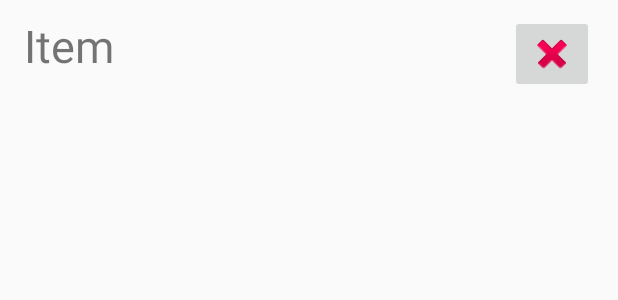
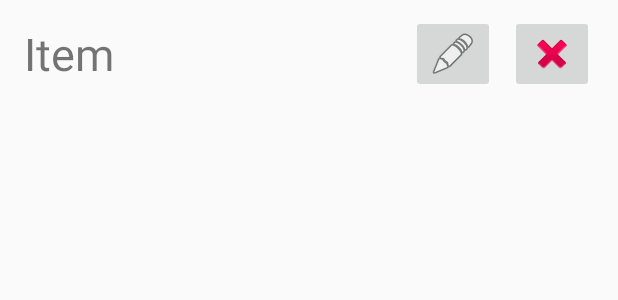
Before and after one commit to chesterc314/raffle-creator, an Android app: the layout list_mobile.xml on its own in the app's theme, with its tools: preview values and no code run, on a phone screen of 412 x 824 dp. Shown: the top 300 px of the screen. Run offline under Robolectric (Android 15) with nearby library versions, the light colour scheme and no system bars.

Commit message:
develop: fixing issues

```diff
--- a/app/src/main/java/co/za/chester/rafflecreator/rafflecreator/domain/Raffle.kt
+++ b/app/src/main/java/co/za/chester/rafflecreator/rafflecreator/domain/Raffle.kt
@@ -21,7 +21,10 @@ data class Raffle(val name: String, private val participants: Set<Participant> =
             val jsonObject = JSONObject(json)
             val name: String = jsonObject.getString("name")
             val id: String = jsonObject.getString("id")
-            return Raffle(name, id = UUID.fromString(id))
+            return Raffle(
+                    name,
+                    id = UUID.fromString(id)
+            )
         }
 
         fun fromObjects(raffles: ArrayList<Raffle>): String {
--- a/app/src/main/res/layout/list_mobile.xml
+++ b/app/src/main/res/layout/list_mobile.xml
@@ -12,6 +12,15 @@
     android:paddingTop="@dimen/row_padding_vertical">
 
     <ImageButton
+        android:id="@+id/imageButtonEditRaffle"
+        android:layout_width="wrap_content"
+        android:layout_height="wrap_content"
+        android:layout_alignParentTop="true"
+        android:layout_toStartOf="@+id/imageButtonRemoveRaffle"
+        android:layout_marginRight="@dimen/row_padding_vertical"
+        app:srcCompat="@android:drawable/ic_menu_edit" />
+
+    <ImageButton
         android:id="@+id/imageButtonRemoveRaffle"
         android:layout_width="wrap_content"
         android:layout_height="wrap_content"
@@ -24,10 +33,9 @@
         android:id="@+id/label"
         android:layout_width="wrap_content"
         android:layout_height="wrap_content"
-        android:layout_alignBottom="@+id/imageButtonRemoveRaffle"
         android:layout_alignParentStart="true"
-        android:layout_alignParentTop="true"
-        android:layout_toStartOf="@+id/imageButtonRemoveRaffle"
+        android:layout_centerVertical="true"
+        android:layout_toStartOf="@+id/imageButtonEditRaffle"
         android:text="Item"
         android:textSize="30sp" />
 
--- a/app/src/main/res/values/strings.xml
+++ b/app/src/main/res/values/strings.xml
@@ -7,4 +7,5 @@
     <string name="raffle_key">co.za.chester.RAFFLE_KEY</string>
     <string name="raffle_name_key">co.za.chester.RAFFLE_NAME_KEY</string>
     <string name="participant_key">co.za.chester.PARTICIPANT_KEY</string>
+    <string name="participant_data_key">co.za.chester.PARTICIPANT_DATA_KEY</string>
 </resources>
```
Also changed, not shown: app/src/main/java/co/za/chester/rafflecreator/rafflecreator/CustomRecyclerViewAdapter.kt (+7 -1 lines), app/src/main/java/co/za/chester/rafflecreator/rafflecreator/MainActivity.kt (+18 -20 lines), app/src/main/java/co/za/chester/rafflecreator/rafflecreator/RaffleActivity.kt (+3 -18 lines).
